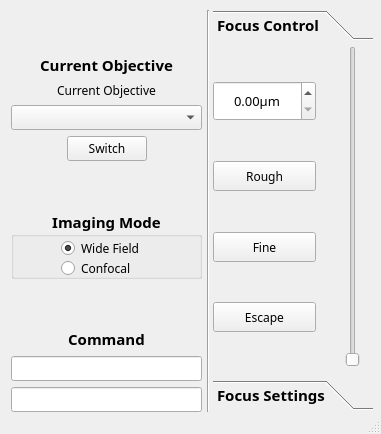
First picture: the form in mainwindow.ui, repository ZhengyiZ/IX83-GUI-Qt, before the edit.
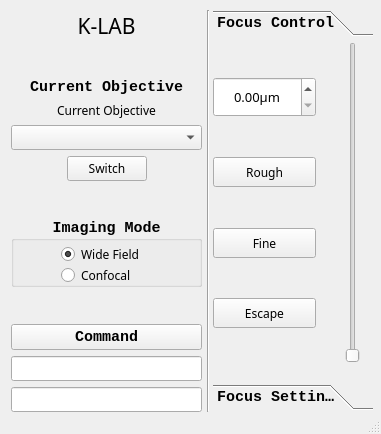
Second picture: the form after the edit. The open tabs and pages were chosen to show the change.

Patch:
```diff
--- a/mainwindow.ui
+++ b/mainwindow.ui
@@ -44,7 +44,7 @@
     </property>
     <property name="font">
      <font>
-      <family>微软雅黑</family>
+      <family>Consolas</family>
       <pointsize>11</pointsize>
       <weight>75</weight>
       <bold>true</bold>
@@ -59,7 +59,7 @@
        <x>0</x>
        <y>0</y>
        <width>160</width>
-       <height>332</height>
+       <height>336</height>
       </rect>
      </property>
      <attribute name="label">
@@ -860,7 +860,7 @@
      </widget>
     </widget>
    </widget>
-   <widget class="QWidget" name="">
+   <widget class="QWidget" name="layoutWidget">
     <property name="geometry">
      <rect>
       <x>11</x>
@@ -870,6 +870,24 @@
      </rect>
     </property>
     <layout class="QVBoxLayout" name="verticalLayout_4">
+     <item>
+      <widget class="QLabel" name="KLAB">
+       <property name="font">
+        <font>
+         <family>Fredericka the Great</family>
+         <pointsize>16</pointsize>
+         <weight>50</weight>
+         <bold>false</bold>
+        </font>
+       </property>
+       <property name="text">
+        <string>K-LAB</string>
+       </property>
+       <property name="alignment">
+        <set>Qt::AlignCenter</set>
+       </property>
+      </widget>
+     </item>
      <item>
       <spacer name="verticalSpacer">
        <property name="orientation">
@@ -889,7 +907,7 @@
         <widget class="QLabel" name="fixedLabel1">
          <property name="font">
           <font>
-           <family>微软雅黑</family>
+           <family>Consolas</family>
            <pointsize>11</pointsize>
            <weight>75</weight>
            <bold>true</bold>
@@ -1029,7 +1047,7 @@
        </property>
        <property name="font">
         <font>
-         <family>微软雅黑</family>
+         <family>Consolas</family>
          <pointsize>11</pointsize>
          <weight>75</weight>
          <bold>true</bold>
@@ -1045,7 +1063,7 @@
         <property name="geometry">
          <rect>
           <x>50</x>
-          <y>30</y>
+          <y>28</y>
           <width>111</width>
           <height>18</height>
          </rect>
@@ -1075,7 +1093,7 @@
         <property name="geometry">
          <rect>
           <x>50</x>
-          <y>50</y>
+          <y>49</y>
           <width>101</width>
           <height>18</height>
          </rect>
@@ -1110,10 +1128,10 @@
      <item>
       <layout class="QVBoxLayout" name="verticalLayout">
        <item>
-        <widget class="QLabel" name="cmdLabel">
+        <widget class="QPushButton" name="cmdBtn">
          <property name="font">
           <font>
-           <family>微软雅黑</family>
+           <family>Consolas</family>
            <pointsize>11</pointsize>
            <weight>75</weight>
            <bold>true</bold>
@@ -1122,9 +1140,6 @@
          <property name="text">
           <string>Command</string>
          </property>
-         <property name="alignment">
-          <set>Qt::AlignCenter</set>
-         </property>
         </widget>
        </item>
        <item>
```
Left out of the diff: 4 changed lines with no effect on the pictures.
